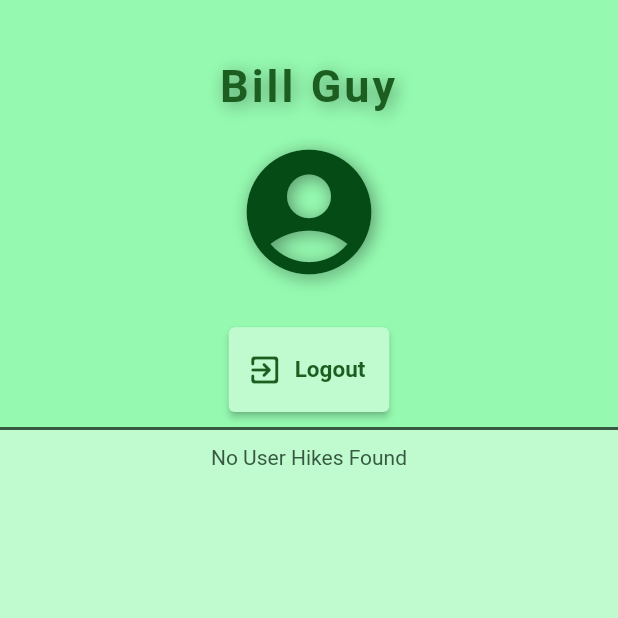
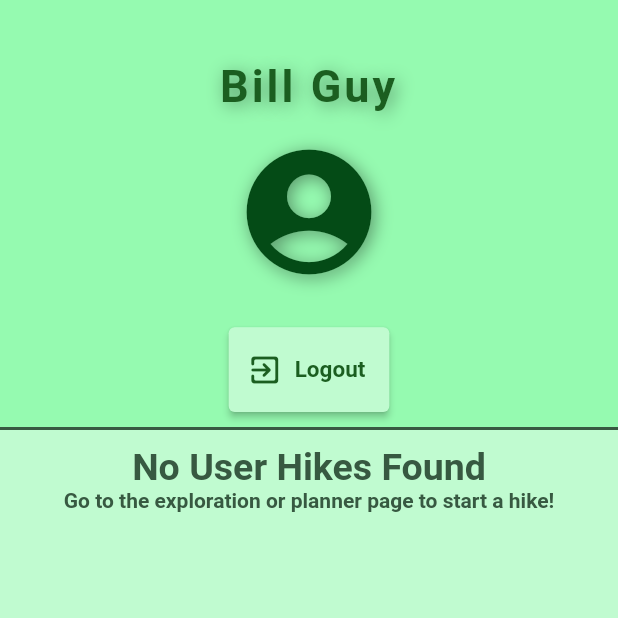
Before and after one commit to stackunderfl0w/hiking_app, a Flutter app: the ProfilePageWidget screen opened directly, on a phone screen of 412 x 824 dp, the top half of it. Run offline on Flutter 3.47's test engine with Material 2 defaults, Android fonts, the phone set to English and light mode, and no system bars; our stand-ins replace flutter_map, flutter_rating_bar, latlong2, location; missing offline and left inert: background_location, flutter_map_line_editor.

Commit message:
Made some changes to displaying hikes when the user has no hikes in the list.

```diff
--- a/lib/ProfilePage/profile_page.dart
+++ b/lib/ProfilePage/profile_page.dart
@@ -1,5 +1,4 @@
 import 'package:flutter/material.dart';
-import 'package:hiking_app/Classes/HikeData.dart';
 import 'Custom_Widgets/PPHikeWidget.dart';
 import '../Classes/UserData.dart';
 
@@ -85,12 +84,21 @@ class _ProfilePageWidgetState extends State<ProfilePageWidget> {
               child: SingleChildScrollView(
                 child: Column(
                   mainAxisSize: MainAxisSize.max,
-                  mainAxisAlignment: MainAxisAlignment.start,
+                  mainAxisAlignment: MainAxisAlignment.center,
                   crossAxisAlignment: CrossAxisAlignment.center,
                   children:const [
                     Text(
                       'No User Hikes Found',
                       style: TextStyle(
+                        fontWeight: FontWeight.bold,
+                        fontSize: 25,
+                        color: Color.fromARGB(255,55, 89, 65),
+                      ),
+                    ),
+                    Text(
+                      'Go to the exploration or planner page to start a hike!',
+                      style: TextStyle(
+                        fontWeight: FontWeight.bold,
                         fontSize: 14,
                         color: Color.fromARGB(255,55, 89, 65),
                       ),
```
